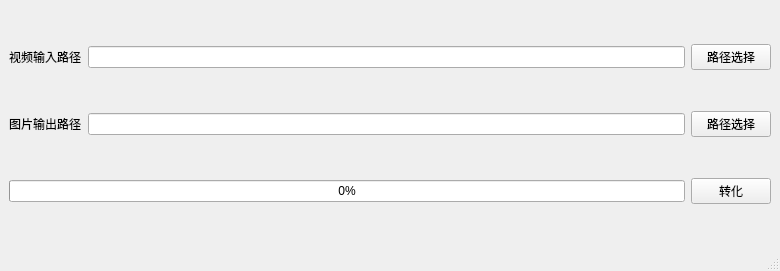
Old version of the form mainwindow.ui in the repository JankingHuang/VSege.
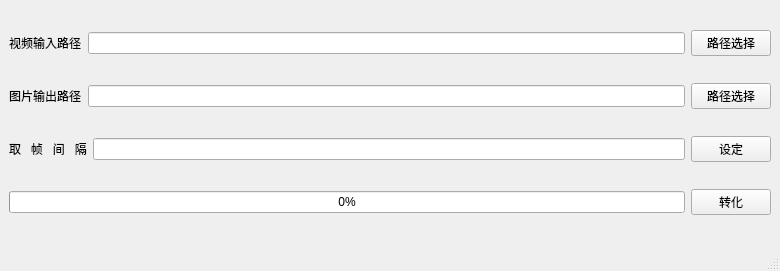
New version of the form. Icons and pictures are not drawn.

Commit message: 可以根据时间间隔获取视频图片

Diff of the .ui file:
```diff
--- a/mainwindow.ui
+++ b/mainwindow.ui
@@ -19,53 +19,86 @@
   </property>
   <widget class="QWidget" name="centralwidget">
    <layout class="QGridLayout" name="gridLayout">
-    <item row="0" column="2">
-     <widget class="QPushButton" name="pushButton">
+    <item row="0" column="0">
+     <layout class="QHBoxLayout" name="horizontalLayout_3">
+      <item>
+       <widget class="QLabel" name="label">
       <property name="text">
-       <string>路径选择</string>
+         <string>视频输入路径</string>
       </property>
      </widget>
     </item>
-    <item row="1" column="2">
-     <widget class="QPushButton" name="pushButton_2">
-      <property name="text">
-       <string>路径选择</string>
-      </property>
-     </widget>
-    </item>
-    <item row="0" column="1">
+      <item>
      <widget class="QLineEdit" name="le_input_path"/>
     </item>
+      <item>
+       <widget class="QPushButton" name="pushButton">
+        <property name="text">
+         <string>路径选择</string>
+        </property>
+       </widget>
+      </item>
+     </layout>
+    </item>
     <item row="1" column="0">
+     <layout class="QHBoxLayout" name="horizontalLayout_2">
+      <item>
      <widget class="QLabel" name="label_2">
       <property name="text">
        <string>图片输出路径</string>
       </property>
      </widget>
     </item>
-    <item row="0" column="0">
-     <widget class="QLabel" name="label">
-      <property name="text">
-       <string>视频输入路径</string>
-      </property>
-     </widget>
-    </item>
-    <item row="1" column="1">
+      <item>
      <widget class="QLineEdit" name="le_output_path"/>
     </item>
-    <item row="3" column="2">
-     <widget class="QPushButton" name="pushButton_3">
+      <item>
+       <widget class="QPushButton" name="pushButton_2">
       <property name="text">
-       <string>转化</string>
+         <string>路径选择</string>
       </property>
      </widget>
     </item>
-    <item row="3" column="0" colspan="2">
+     </layout>
+    </item>
+    <item row="2" column="0">
+     <layout class="QHBoxLayout" name="horizontalLayout">
+      <item>
+       <widget class="QLabel" name="label_3">
+        <property name="text">
+         <string>取   帧   间   隔</string>
+        </property>
+       </widget>
+      </item>
+      <item>
+       <widget class="QLineEdit" name="le_timeout"/>
+      </item>
+      <item>
+       <widget class="QPushButton" name="bt_set_timeout">
+        <property name="text">
+         <string>设定</string>
+        </property>
+       </widget>
+      </item>
+     </layout>
+    </item>
+    <item row="3" column="0">
+     <layout class="QHBoxLayout" name="horizontalLayout_5">
+      <item>
      <widget class="QProgressBar" name="progressBar">
       <property name="value">
        <number>0</number>
       </property>
      </widget>
+      </item>
+      <item>
+       <widget class="QPushButton" name="pushButton_3">
+        <property name="text">
+         <string>转化</string>
+        </property>
+       </widget>
+      </item>
+     </layout>
     </item>
    </layout>
   </widget>
```
Lines whose indentation alone changed are shown as unchanged. The commit also changes 4 other files.
